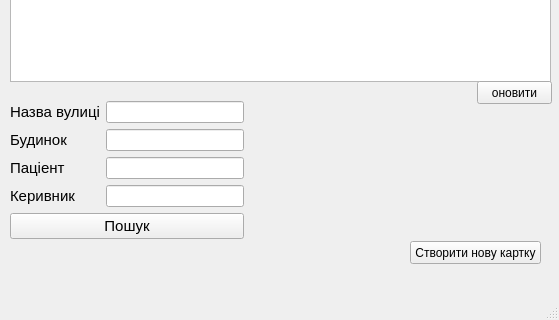
First picture: the form in MainForm.ui, repository LiquorProg/katalog, before the edit; both pictures show x 0 to 559 and y 299 to 619 of the 559 by 619 pixel window.
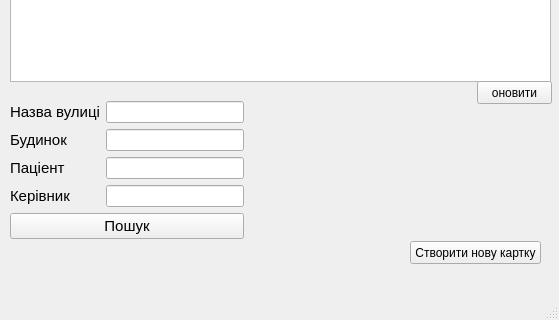
Second picture: the form after the edit.

Patch:
```diff
--- a/MainForm.ui
+++ b/MainForm.ui
@@ -137,7 +137,7 @@
         </font>
        </property>
        <property name="text">
-        <string>Керивник</string>
+        <string>Керівник</string>
        </property>
        <property name="margin">
         <number>2</number>
```
Left out of the diff: 10 changed lines with no effect on the pictures.
